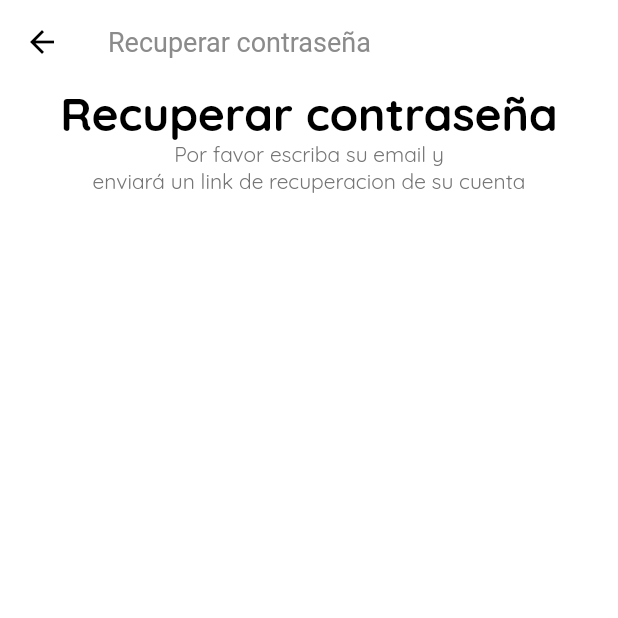
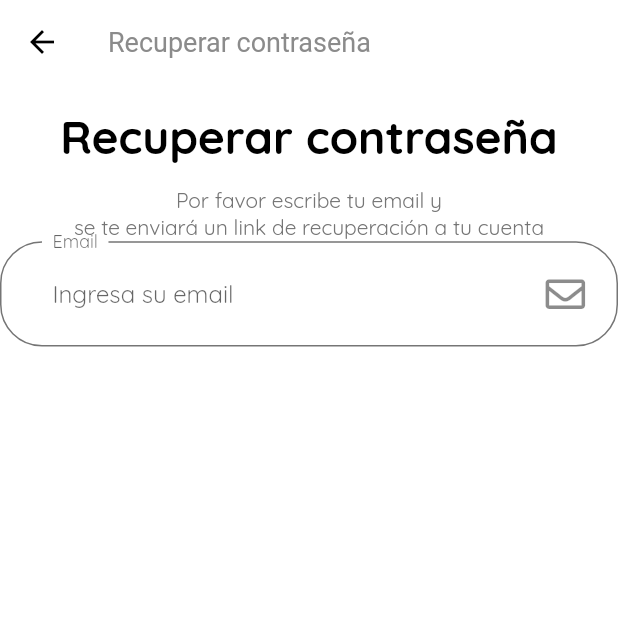
Before and after one commit to tech-andgar/mipeluqueriapp_flutter, a Flutter app: the ForgotPasswordScreen screen opened by its route, on a phone screen of 412 x 824 dp, the top half of it. Run offline on Flutter 3.47's test engine with Material 2 defaults, Android fonts, the phone set to English and light mode, and no system bars; our stand-ins replace email_validator, flutter_svg, font_awesome_flutter.

Commit message:
Fix label

```diff
--- a/lib/constants.dart
+++ b/lib/constants.dart
@@ -32,4 +32,4 @@ const String kEmailNullError = 'Por favor escriba su email';
 const String kInvalidEmailError = 'Por favor escriba correctamente su email';
 const String kPassNullError = 'Por favor escriba su contraseña';
 const String kSortPassError = 'Su contraseña es muy debil';
-const String kMatchPassError = 'Su contraseña no conacuerde ingresa';
+const String kMatchPassError = 'Su contraseña no concuerda ingresa';
--- a/lib/screens/forgot_password/components/forgot_password_body.dart
+++ b/lib/screens/forgot_password/components/forgot_password_body.dart
@@ -1,4 +1,7 @@
 import 'package:flutter/material.dart';
+import 'package:font_awesome_flutter/font_awesome_flutter.dart';
+import 'package:mi_peluqueriapp/components/button/default_button.dart';
+import 'package:mi_peluqueriapp/screens/sign_in/components/custom_surffix_icon.dart';
 import 'package:mi_peluqueriapp/size_config.dart';
 
 class ForgotPasswordBody extends StatelessWidget {
@@ -11,6 +14,9 @@ class ForgotPasswordBody extends StatelessWidget {
         width: double.infinity,
         child: Column(
           children: [
+            SizedBox(
+              height: getProportionteScreenWidth(14),
+            ),
             Text(
               'Recuperar contraseña',
               style: TextStyle(
@@ -19,9 +25,62 @@ class ForgotPasswordBody extends StatelessWidget {
                 fontWeight: FontWeight.bold,
               ),
             ),
+            SizedBox(
+              height: getProportionteScreenWidth(14),
+            ),
             Text(
-              'Por favor escriba su email y \nenviará un link de recuperacion de su cuenta',
+              'Por favor escribe tu email y\nse te enviará un link de recuperación a tu cuenta',
               textAlign: TextAlign.center,
+            ),
+            TextFormField(
+              keyboardType: TextInputType.emailAddress,
+              // onSaved: (newValue) => _email = newValue,
+              // onChanged: (value) {
+              //   if (value.isNotEmpty && errors.contains(kEmailNullError)) {
+              //     setState(() {
+              //       errors.remove(kEmailNullError);
+              //     });
+              //   } else if (EmailValidator.validate(value) && errors.contains(kInvalidEmailError)) {
+              //     setState(() {
+              //       errors.remove(kInvalidEmailError);
+              //     });
+              //   }
+              //   return null;
+              // },
+              // validator: (value) {
+              //   if (value.isEmpty && !errors.contains(kEmailNullError)) {
+              //     setState(() {
+              //       errors.add(kEmailNullError);
+              //     });
+              //   } else if (!EmailValidator.validate(value) && !errors.contains(kInvalidEmailError)) {
+              //     setState(() {
+              //       errors.add(kInvalidEmailError);
+              //     });
+              //   }
+              //   return null;
+              // },
+              decoration: InputDecoration(
+                labelText: 'Email',
+                hintText: 'Ingresa su email',
+                suffixIcon: CustomSurffixIcon(
+                  icon: FontAwesomeIcons.envelope,
+                ),
+                // floatingLabelBehavior: FloatingLabelBehavior.always,
+                // contentPadding: EdgeInsets.symmetric(horizontal: 42, vertical: 20),
+                // enabledBorder: OutlineInputBorder(
+                //   borderRadius: BorderRadius.circular(28),
+                //   borderSide: BorderSide(color: kTextColor),
+                //   gapPadding: 10,
+                // ),
+                // focusedBorder: OutlineInputBorder(
+                //   borderRadius: BorderRadius.circular(28),
+                //   borderSide: BorderSide(color: kTextColor),
+                //   gapPadding: 10,
+                // ),
+              ),
+            ),
+            DefaultButton(
+              text: 'Enviar',
             ),
           ],
         ),
--- a/lib/screens/sign_in/components/sign_in_body.dart
+++ b/lib/screens/sign_in/components/sign_in_body.dart
@@ -39,7 +39,7 @@ class SignInBody extends StatelessWidget {
                 ),
                 SizedBox(height: getProportionteScreenHeight(20)),
                 Text(
-                  'Logueo con su email y contraseña o\n ingresa con su cuenta de red social',
+                  'Logueate con tu Email o\nIngresa con tu cuenta de red social',
                   textAlign: TextAlign.center,
                 ),
                 SizedBox(height: SizeConfig.screenHeight * 0.08),
```
Also changed, not shown: lib/screens/sign_in/components/sign_in_form.dart (+11 -5 lines), lib/screens/splash/components/splash_body.dart (+4 -4 lines).
